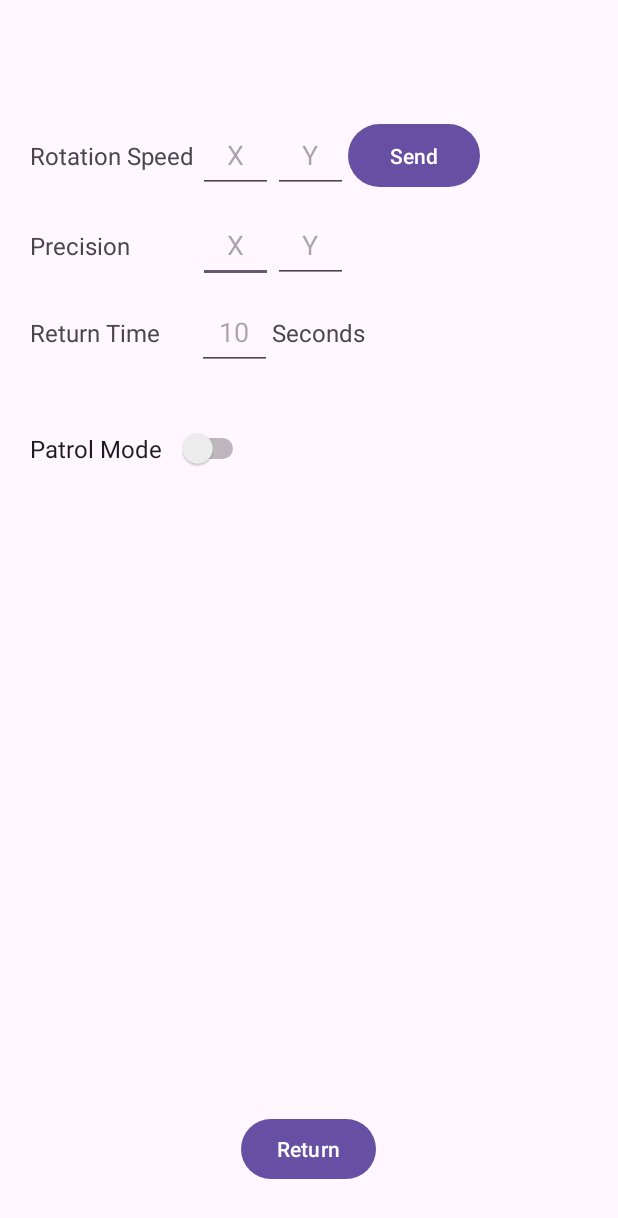
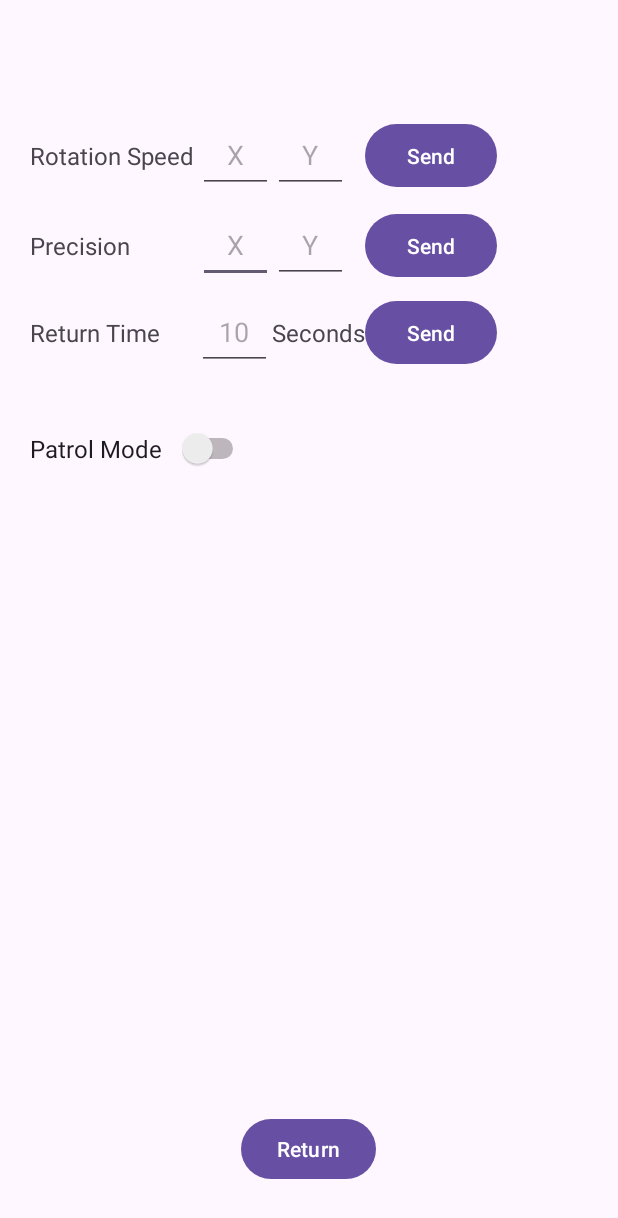
Before and after one commit to RayzenOri/SentryTurretControlCenter, an Android app: the OptionsActivity screen opened directly, with no data from a screen before it, on a phone screen of 412 x 824 dp. Shown: the top 1218 px of the screen. Run offline under Robolectric (Android 15) with nearby library versions, the phone set to English and light mode, and no system bars; 1 statement that could not run was skipped.

Commit message:
Poprawa kodu połączenia, dodanie informacji dla użytkownika, dodanie przycisków dla wysyłania ustawień w opcjach

```diff
--- a/app/src/main/res/layout/activity_main.xml
+++ b/app/src/main/res/layout/activity_main.xml
@@ -58,14 +58,14 @@
         android:id="@+id/btDisconnect"
         android:layout_width="wrap_content"
         android:layout_height="wrap_content"
-        android:text="@string/am_btDisconnect"
+        android:onClick="disconnectFromDevice"
+        android:text="@string/ao_btBack"
         app:layout_constraintBottom_toBottomOf="parent"
         app:layout_constraintEnd_toEndOf="parent"
         app:layout_constraintHorizontal_bias="0.498"
         app:layout_constraintStart_toStartOf="parent"
         app:layout_constraintTop_toBottomOf="@+id/btSettings"
-        app:layout_constraintVertical_bias="0.886"
-        android:onClick="disconnectFromDevice"/>
+        app:layout_constraintVertical_bias="0.886" />
 
     <TextView
         android:id="@+id/am_textStatus"
--- a/app/src/main/res/layout/activity_options.xml
+++ b/app/src/main/res/layout/activity_options.xml
@@ -180,20 +180,47 @@
         app:layout_constraintHorizontal_bias="0.0"
         app:layout_constraintStart_toEndOf="@+id/space"
         app:layout_constraintTop_toBottomOf="@+id/editReturnTime"
-        app:layout_constraintVertical_bias="0.052" />
+        app:layout_constraintVertical_bias="0.052"
+        android:onClick="sendMode"/>
 
     <Button
-        android:id="@+id/ao_btSend"
+        android:id="@+id/ao_btSendRotation"
+        android:layout_width="wrap_content"
+        android:layout_height="0dp"
+        android:onClick="sendRotation"
+        android:text="@string/ao_btSend"
+        app:layout_constraintBottom_toBottomOf="@+id/editRotationY"
+        app:layout_constraintEnd_toEndOf="@+id/ao_btSendPrecision"
+        app:layout_constraintHorizontal_bias="0.0"
+        app:layout_constraintStart_toStartOf="@+id/ao_btSendPrecision"
+        app:layout_constraintTop_toTopOf="@+id/editRotationY"
+        app:layout_constraintVertical_bias="0.0" />
+
+    <Button
+        android:id="@+id/ao_btSendPrecision"
+        android:layout_width="wrap_content"
+        android:layout_height="0dp"
+        android:onClick="sendPrecision"
+        android:text="@string/ao_btSend"
+        app:layout_constraintBottom_toBottomOf="@+id/editPrecisionY"
+        app:layout_constraintEnd_toEndOf="@+id/ao_btSendReturnTime"
+        app:layout_constraintHorizontal_bias="0.0"
+        app:layout_constraintStart_toEndOf="@+id/textViewSeconds"
+        app:layout_constraintTop_toTopOf="@+id/editPrecisionY"
+        app:layout_constraintVertical_bias="0.0" />
+
+    <Button
+        android:id="@+id/ao_btSendReturnTime"
         android:layout_width="wrap_content"
         android:layout_height="0dp"
         android:layout_marginEnd="52dp"
-        android:onClick="sendRotation"
+        android:onClick="sendReturnTime"
         android:text="@string/ao_btSend"
-        app:layout_constraintBottom_toBottomOf="@+id/editRotationY"
+        app:layout_constraintBottom_toBottomOf="@+id/textViewSeconds"
         app:layout_constraintEnd_toEndOf="parent"
         app:layout_constraintHorizontal_bias="0.0"
-        app:layout_constraintStart_toEndOf="@+id/editRotationY"
-        app:layout_constraintTop_toTopOf="@+id/editRotationY"
+        app:layout_constraintStart_toEndOf="@+id/textViewSeconds"
+        app:layout_constraintTop_toTopOf="@+id/textViewSeconds"
         app:layout_constraintVertical_bias="0.0" />
 
 </androidx.constraintlayout.widget.ConstraintLayout>
--- a/app/src/main/res/values/strings.xml
+++ b/app/src/main/res/values/strings.xml
@@ -19,4 +19,10 @@
     <string name="notification_fail">Failed</string>
     <string name="notification_failSent">Sent Failed</string>
     <string name="ao_btSend">Send</string>
+    <string name="ac_btGoToSettings">Wi-Fi Settings</string>
+    <string name="ac_btContinue">Continue</string>
+    <string name="StatusWiFiDisabled">Wi-Fi is Off</string>
+    <string name="StatusConnectedToTurret">Connected with The Turret</string>
+    <string name="StatusDisconnectedFromTurret">Not Connected with The Turret</string>
+    <string name="StatusConnectedWithTurret">Connection status:</string>
 </resources>
```
Also changed, not shown: app/src/main/java/com/example/sentryturretcontrolcenter/ConnectActivity.kt (+34 -8 lines), app/src/main/java/com/example/sentryturretcontrolcenter/MainActivity.kt (+12 -8 lines), app/src/main/java/com/example/sentryturretcontrolcenter/OptionsActivity.kt (+27 -1 lines), app/src/main/res/layout/activity_connect.xml (+19 -5 lines), 1 other file.
